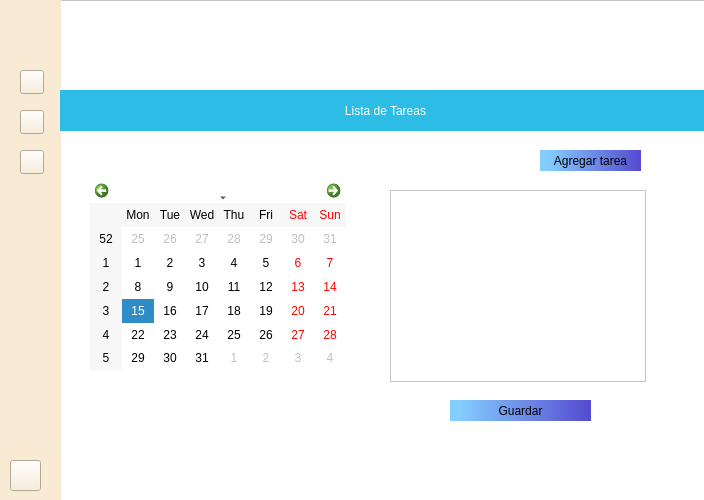
Before: the Qt Designer form src/ui/home.ui in XMoraP/uniconnect, drawn with Qt 5.
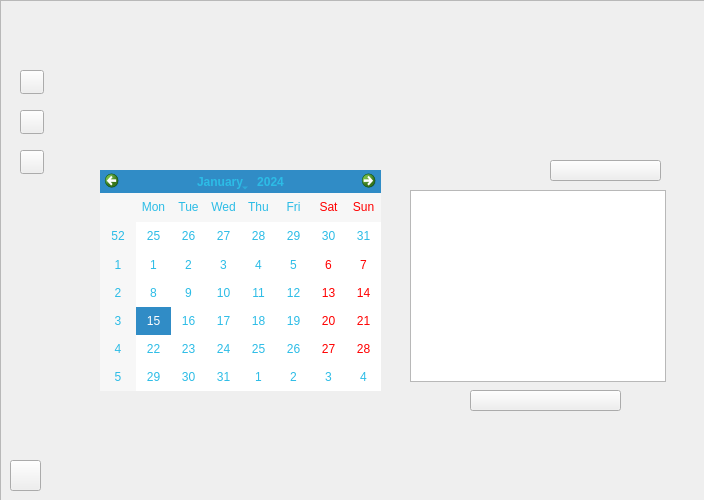
After: the same form once the commit is applied. Icons and pictures are not drawn.

Commit message: Ventana de Inicio con calendario

Patch:
```diff
--- a/src/ui/home.ui
+++ b/src/ui/home.ui
@@ -26,8 +26,7 @@
     </rect>
    </property>
    <property name="styleSheet">
-    <string notr="true">background-color: rgb(255, 255, 255);
-</string>
+    <string notr="true">"background-color: rgb(255, 255, 255);"</string>
    </property>
    <property name="frameShape">
     <enum>QFrame::StyledPanel</enum>
@@ -35,25 +34,7 @@
    <property name="frameShadow">
     <enum>QFrame::Raised</enum>
    </property>
-   <widget class="QLabel" name="esloganLogin">
-    <property name="geometry">
-     <rect>
-      <x>80</x>
-      <y>350</y>
-      <width>311</width>
-      <height>16</height>
-     </rect>
-    </property>
-    <property name="styleSheet">
-     <string notr="true">font: 75 13pt &quot;Arial&quot;;
-background-color: transparent;
-color: rgb(255, 255, 255);</string>
-    </property>
-    <property name="text">
-     <string>&quot; Ordena tu mundo, desata tu potencial &quot;</string>
-    </property>
-   </widget>
-   <widget class="QWidget" name="barra" native="true">
+   <widget class="QWidget" name="barra">
     <property name="geometry">
      <rect>
       <x>0</x>
@@ -63,10 +44,7 @@
      </rect>
     </property>
     <property name="styleSheet">
-     <string notr="true">background-color: rgb(249, 235, 211);
-
-
-</string>
+     <string notr="true">"background-color: rgb(249, 235, 211);"</string>
     </property>
     <widget class="QPushButton" name="boton_usuario">
      <property name="geometry">
@@ -84,21 +62,12 @@
       </size>
      </property>
      <property name="styleSheet">
-      <string notr="true">QPushButton{
+      <string notr="true">"QPushButton{
 border-image: url(:/imagenes/home.png);
 }
 QPushButton:hover{
-	background-color: qlineargradient(spread:pad, x1:0, y1:0, x2:1, y2:0, stop:0 rgba(0, 0, 0, 255), stop:1 rgba(255, 255, 255, 255));
-}</string>
-     </property>
-     <property name="text">
-      <string/>
-     </property>
-     <property name="iconSize">
-      <size>
-       <width>10</width>
-       <height>5</height>
-      </size>
+    background-color: qlineargradient(spread:pad, x1:0, y1:0, x2:1, y2:0, stop:0 rgba(0, 0, 0, 255), stop:1 rgba(255, 255, 255, 255));
+}"</string>
      </property>
     </widget>
     <widget class="QPushButton" name="botonasignaturas">
@@ -111,15 +80,12 @@
       </rect>
      </property>
      <property name="styleSheet">
-      <string notr="true">QPushButton{
+      <string notr="true">"QPushButton{
 border-image: url(:/imagenes/open-book.png);
 }
 QPushButton:hover{
-	background-color: qlineargradient(spread:pad, x1:0, y1:0, x2:1, y2:0, stop:0 rgba(0, 0, 0, 255), stop:1 rgba(255, 255, 255, 255));
-}</string>
-     </property>
-     <property name="text">
-      <string/>
+    background-color: qlineargradient(spread:pad, x1:0, y1:0, x2:1, y2:0, stop:0 rgba(0, 0, 0, 255), stop:1 rgba(255, 255, 255, 255));
+}"</string>
      </property>
     </widget>
     <widget class="QPushButton" name="botonhome">
@@ -132,15 +98,12 @@
       </rect>
      </property>
      <property name="styleSheet">
-      <string notr="true">QPushButton{
+      <string notr="true">"QPushButton{
 border-image: url(:/imagenes/usuario (4).png);
 }
 QPushButton:hover{
-	background-color: qlineargradient(spread:pad, x1:0, y1:0, x2:1, y2:0, stop:0 rgba(0, 0, 0, 255), stop:1 rgba(255, 255, 255, 255));
-}</string>
-     </property>
-     <property name="text">
-      <string/>
+    background-color: qlineargradient(spread:pad, x1:0, y1:0, x2:1, y2:0, stop:0 rgba(0, 0, 0, 255), stop:1 rgba(255, 255, 255, 255));
+}"</string>
      </property>
     </widget>
     <widget class="QLabel" name="logo">
@@ -153,11 +116,7 @@
       </rect>
      </property>
      <property name="styleSheet">
-      <string notr="true">border-image: url(:/imagenes/logoUniConnect.png);
-</string>
-     </property>
-     <property name="text">
-      <string/>
+      <string notr="true">"border-image: url(:/imagenes/logoUniConnect.png);"</string>
      </property>
     </widget>
     <widget class="QPushButton" name="Botonsalir">
@@ -170,32 +129,33 @@
       </rect>
      </property>
      <property name="styleSheet">
-      <string notr="true">QPushButton{
+      <string notr="true">"QPushButton{
 border-image: url(:/imagenes/cross.png);
 }
 QPushButton:hover{
-	background-color: qlineargradient(spread:pad, x1:0, y1:0, x2:1, y2:0, stop:0 rgba(0, 0, 0, 255), stop:1 rgba(255, 255, 255, 255));
-}</string>
-     </property>
-     <property name="text">
-      <string/>
+    background-color: qlineargradient(spread:pad, x1:0, y1:0, x2:1, y2:0, stop:0 rgba(0, 0, 0, 255), stop:1 rgba(255, 255, 255, 255));
+}"</string>
      </property>
     </widget>
    </widget>
    <widget class="QCalendarWidget" name="calendarioHome">
     <property name="geometry">
      <rect>
-      <x>90</x>
-      <y>180</y>
-      <width>256</width>
-      <height>190</height>
+      <x>100</x>
+      <y>170</y>
+      <width>281</width>
+      <height>221</height>
      </rect>
     </property>
+    <property name="styleSheet">
+     <string notr="true">"font: 10pt;
+color: rgb(44, 188, 230);"</string>
+    </property>
    </widget>
-   <widget class="QListWidget" name="listaTareasHome">
+   <widget class="QListView" name="listView">
     <property name="geometry">
      <rect>
-      <x>390</x>
+      <x>410</x>
       <y>190</y>
       <width>256</width>
       <height>192</height>
@@ -205,9 +165,9 @@
    <widget class="QPushButton" name="botonGuardar">
     <property name="geometry">
      <rect>
-      <x>450</x>
-      <y>400</y>
-      <width>141</width>
+      <x>470</x>
+      <y>390</y>
+      <width>151</width>
       <height>21</height>
      </rect>
     </property>
@@ -215,7 +175,7 @@
      <bool>true</bool>
     </property>
     <property name="styleSheet">
-     <string notr="true">QPushButton{
+     <string notr="true">"QPushButton{
 background-color: qlineargradient(spread:pad, x1:0, y1:0, x2:1, y2:0, stop:0.0681818 rgba(132, 205, 255, 255), stop:1 rgba(85, 74, 208, 255));
 font: 75 9pt &quot;Arial&quot;;
 border-radius:25px;
@@ -225,34 +185,19 @@
 	background-color: qlineargradient(spread:repeat, x1:0, y1:0, x2:1, y2:1, stop:0 rgba(110, 110, 110, 255), stop:1 rgba(255, 255, 255, 255));
 	color: rgb(255, 255, 255);
     }
+
 QPushButton:pressed{
-	background-color: rgb(60, 193, 231);
-	color: rgb(255, 255, 255);
-}
-	
-
-
-
-
-
-</string>
-    </property>
-    <property name="text">
-     <string>Guardar</string>
-    </property>
-    <property name="autoDefault">
-     <bool>false</bool>
-    </property>
-    <property name="default">
-     <bool>false</bool>
+    background-color: rgb(60, 193, 231);
+    color: rgb(255, 255, 255);
+}"</string>
     </property>
    </widget>
    <widget class="QPushButton" name="botonAgregar">
     <property name="geometry">
      <rect>
-      <x>540</x>
-      <y>150</y>
-      <width>101</width>
+      <x>550</x>
+      <y>160</y>
+      <width>111</width>
       <height>21</height>
      </rect>
     </property>
@@ -260,7 +205,7 @@
      <bool>true</bool>
     </property>
     <property name="styleSheet">
-     <string notr="true">QPushButton{
+     <string notr="true">"QPushButton{
 background-color: qlineargradient(spread:pad, x1:0, y1:0, x2:1, y2:0, stop:0.0681818 rgba(132, 205, 255, 255), stop:1 rgba(85, 74, 208, 255));
 font: 75 9pt &quot;Arial&quot;;
 border-radius:25px;
@@ -270,46 +215,26 @@
 	background-color: qlineargradient(spread:repeat, x1:0, y1:0, x2:1, y2:1, stop:0 rgba(110, 110, 110, 255), stop:1 rgba(255, 255, 255, 255));
 	color: rgb(255, 255, 255);
     }
+
 QPushButton:pressed{
-	background-color: rgb(60, 193, 231);
-	color: rgb(255, 255, 255);
-}
-	
-
-
-
-
-
-</string>
-    </property>
-    <property name="text">
-     <string>Agregar tarea</string>
-    </property>
-    <property name="autoDefault">
-     <bool>false</bool>
-    </property>
-    <property name="default">
-     <bool>false</bool>
+    background-color: rgb(60, 193, 231);
+    color: rgb(255, 255, 255);
+}"</string>
     </property>
    </widget>
    <widget class="QLabel" name="label">
     <property name="geometry">
      <rect>
       <x>60</x>
-      <y>90</y>
+      <y>60</y>
       <width>651</width>
-      <height>41</height>
+      <height>51</height>
      </rect>
     </property>
     <property name="styleSheet">
-     <string notr="true">font: 75 18pt &quot;Arial&quot;;
-border-image: url(:/imagenes/FondoDegradado.png);
-color: rgb(255, 255, 255);
-background-color: rgb(44, 188, 230);
-border-radius: 8xp;</string>
-    </property>
-    <property name="text">
-     <string>Lista de Tareas</string>
+     <string notr="true">"border-image: url(:/imagenes/FondoDegradado.png);
+font: 75 18pt &quot;Arial&quot;;
+color: rgb(255, 255, 255);"</string>
     </property>
     <property name="alignment">
      <set>Qt::AlignCenter</set>
```
Left out of the diff: 35 changed lines with no effect on the pictures. The commit also changes 2 other files.
